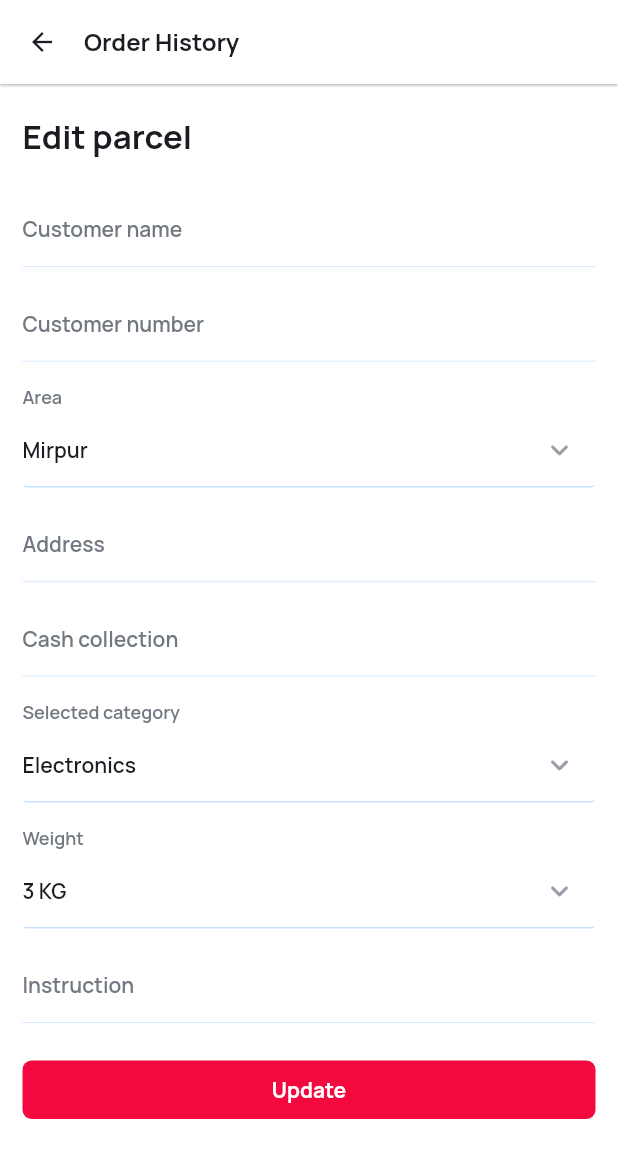
After one commit to App-Geniee/metro_merchant, a Flutter app: the EditParcelScreen screen opened by its route, on a phone screen of 412 x 824 dp. The commit adds this screen. Shown: the top 1158 px of the screen. Run offline on Flutter 3.47's test engine with Material 2 defaults, Android fonts, the phone set to English and light mode, and no system bars; our stand-ins replace carousel_slider, get, shared_preferences; accounts and stored records are empty.

Commit message:
feat(edit parcel screen): design_complete

```diff
--- a/lib/core/route/route.dart
+++ b/lib/core/route/route.dart
@@ -2,6 +2,7 @@ import 'package:get/get.dart';
 import 'package:metro_merchant/views/screens/auth/sign_in/sign_in_screen.dart';
 import 'package:metro_merchant/views/screens/create_parcel/create_parcel_screen.dart';
 import 'package:metro_merchant/views/screens/home/home_screen.dart';
+import 'package:metro_merchant/views/screens/order/edit/edit_parcel_screen.dart';
 import 'package:metro_merchant/views/screens/order/order_history/order_history_screen.dart';
 import 'package:metro_merchant/views/screens/splash/splash_screen.dart';
 
@@ -13,6 +14,7 @@ class AppRoute {
   static const String homeScreen = "/home_screen";
   static const String createParcelScreen = "/create_parcel_screen";
   static const String orderHistoryScreen = "/order_history_screen";
+  static const String editParcelScreen = "/edit_parcel_screen";
 
   static List<GetPage> route = [
     GetPage(name: splashScreen, page: () => const SplashScreen()),
@@ -21,5 +23,6 @@ class AppRoute {
     GetPage(name: homeScreen, page: () => const HomeScreen()),
     GetPage(name: createParcelScreen, page: () => const CreateParcelScreen()),
     GetPage(name: orderHistoryScreen, page: () => const OrderHistoryScreen()),
+    GetPage(name: editParcelScreen, page: () => const EditParcelScreen()),
   ];
 }
--- a/lib/views/components/text_field/custom_drop_down_field.dart
+++ b/lib/views/components/text_field/custom_drop_down_field.dart
@@ -46,7 +46,7 @@ class _CustomDropDownTextFieldState extends State<CustomDropDownTextField> {
       crossAxisAlignment: CrossAxisAlignment.start,
       children: [
         widget.needLabel ? LabelText(text: widget.labelText.toString()) : const SizedBox(),
-        widget.needLabel ? const SizedBox(height: Dimensions.space8) : const SizedBox(),
+        widget.needLabel ? const SizedBox(height: Dimensions.space3) : const SizedBox(),
         SizedBox(
           height: 50,
           child: DropdownButtonFormField(
--- /dev/null
+++ b/lib/views/screens/order/edit/edit_parcel_screen.dart
@@ -0,0 +1,130 @@
+import 'package:flutter/material.dart';
+import 'package:get/get.dart';
+import 'package:metro_merchant/core/utils/app_colors.dart';
+import 'package:metro_merchant/core/utils/dimensions.dart';
+import 'package:metro_merchant/core/utils/font_styles.dart';
+import 'package:metro_merchant/views/components/button/custom_button.dart';
+import 'package:metro_merchant/views/components/text_field/custom_drop_down_field.dart';
+import 'package:metro_merchant/views/components/text_field/custom_text_field.dart';
+
+class EditParcelScreen extends StatefulWidget {
+  const EditParcelScreen({Key? key}) : super(key: key);
+
+  @override
+  State<EditParcelScreen> createState() => _EditParcelScreenState();
+}
+
+class _EditParcelScreenState extends State<EditParcelScreen> {
+
+  final areaList = ["Mirpur", "Uttara", "Shahabag", "Dhanmondi", "Mohammadpur"];
+  String selectedArea = "Mirpur";
+
+  final categoryList = ["Electronics", "Cloth", "Furniture", "Fruits"];
+  String selectedCategory = "Electronics";
+
+  final weightList = ["1 KG", "2 KG", "3 KG", "4 KG", "5KG"];
+  String selectedWeight = "3 KG";
+
+  @override
+  Widget build(BuildContext context) {
+    return SafeArea(
+      child: Scaffold(
+        backgroundColor: AppColors.colorWhite,
+        appBar: AppBar(
+          elevation: 0.7,
+          backgroundColor: AppColors.colorWhite,
+          leading: GestureDetector(
+            onTap: () => Get.back(),
+            child: const Icon(Icons.arrow_back, color: AppColors.colorBlack, size: 20),
+          ),
+          titleSpacing: 0,
+          title: Text("Order History", style: boldLarge.copyWith(color: AppColors.colorBlack)),
+        ),
+        body: SingleChildScrollView(
+          padding: Dimensions.screenDefaultHV,
+          child: Column(
+            crossAxisAlignment: CrossAxisAlignment.start,
+            children: [
+              Text(
+                "Edit parcel",
+                style: boldOverLarge.copyWith(color: AppColors.colorBlack),
+              ),
+              const SizedBox(height: Dimensions.space24),
+              CustomTextField(
+                labelText: "Customer name",
+                controller: TextEditingController(),
+                onChanged: (){},
+              ),
+              const SizedBox(height: Dimensions.space15),
+              CustomTextField(
+                labelText: "Customer number",
+                textInputType: TextInputType.number,
+                controller: TextEditingController(),
+                onChanged: (){},
+              ),
+              const SizedBox(height: Dimensions.space15),
+              CustomDropDownTextField(
+                labelText: "Area",
+                selectedValue: selectedArea,
+                onChanged: (val){
+                  setState(() {
+                    selectedArea = val.toString();
+                  });
+                },
+                items: areaList.map((e) => DropdownMenuItem<String>(value: e, child: Text(e))).toList(),
+              ),
+              const SizedBox(height: Dimensions.space15),
+              CustomTextField(
+                labelText: "Address",
+                textInputType: TextInputType.number,
+                controller: TextEditingController(),
+                onChanged: (){},
+              ),
+              const SizedBox(height: Dimensions.space15),
+              CustomTextField(
+                labelText: "Cash collection",
+                textInputType: TextInputType.number,
+                controller: TextEditingController(),
+                onChanged: (){},
+              ),
+              const SizedBox(height: Dimensions.space15),
+              CustomDropDownTextField(
+                labelText: "Selected category",
+                selectedValue: selectedCategory,
+                onChanged: (val){
+                  setState(() {
+                    selectedCategory = val.toString();
+                  });
+                },
+                items: categoryList.map((e) => DropdownMenuItem<String>(value: e, child: Text(e))).toList(),
+              ),
+              const SizedBox(height: Dimensions.space15),
+              CustomDropDownTextField(
+                labelText: "Weight",
+                selectedValue: selectedWeight,
+                onChanged: (val){
+                  setState(() {
+                    selectedWeight = val.toString();
+                  });
+                },
+                items: weightList.map((e) => DropdownMenuItem<String>(value: e, child: Text(e))).toList(),
+              ),
+              const SizedBox(height: Dimensions.space15),
+              CustomTextField(
+                labelText: "Instruction",
+                controller: TextEditingController(),
+                onChanged: (value){},
+              ),
+              const SizedBox(height: Dimensions.space25),
+
+              CustomButton(
+                text: "Update",
+                press: (){},
+              )
+            ],
+          ),
+        ),
+      ),
+    );
+  }
+}
--- a/lib/views/screens/order/order_history/screen_widget/order_history_card.dart
+++ b/lib/views/screens/order/order_history/screen_widget/order_history_card.dart
@@ -1,4 +1,6 @@
 import 'package:flutter/material.dart';
+import 'package:get/get.dart';
+import 'package:metro_merchant/core/route/route.dart';
 import 'package:metro_merchant/core/utils/app_colors.dart';
 import 'package:metro_merchant/core/utils/app_images.dart';
 import 'package:metro_merchant/core/utils/dimensions.dart';
@@ -47,20 +49,31 @@ class OrderHistoryCard extends StatelessWidget {
                 itemBuilder: (context){
                   return [
                     PopupMenuItem(
-                      child: Text("View", style: semiBoldDefault.copyWith(color: AppColors.colorBlack300)),
-                      onTap: (){},
+                      child: GestureDetector(
+                        onTap: (){},
+                        child: Text("View", style: semiBoldDefault.copyWith(color: AppColors.colorBlack300)),
+                      ),
                     ),
                     PopupMenuItem(
-                      child: Text("Edit", style: semiBoldDefault.copyWith(color: AppColors.colorBlack300)),
-                      onTap: (){},
+                      child: GestureDetector(
+                        onTap: () => Get.toNamed(AppRoute.editParcelScreen),
+                        child: Text(
+                            "Edit",
+                            style: semiBoldDefault.copyWith(color: AppColors.colorBlack300)
+                        ),
+                      ),
                     ),
                     PopupMenuItem(
-                      child: Text("Delete", style: semiBoldDefault.copyWith(color: AppColors.colorBlack300)),
-                      onTap: (){},
+                      child: GestureDetector(
+                        onTap: (){},
+                        child:  Text("Delete", style: semiBoldDefault.copyWith(color: AppColors.colorBlack300))
+                      ),
                     ),
                     PopupMenuItem(
-                      child: Text("Ticket", style: semiBoldDefault.copyWith(color: AppColors.colorBlack300)),
-                      onTap: (){},
+                      child: GestureDetector(
+                        onTap: (){},
+                        child: Text("Ticket", style: semiBoldDefault.copyWith(color: AppColors.colorBlack300)),
+                      )
                     )
                   ];
                 },
```
